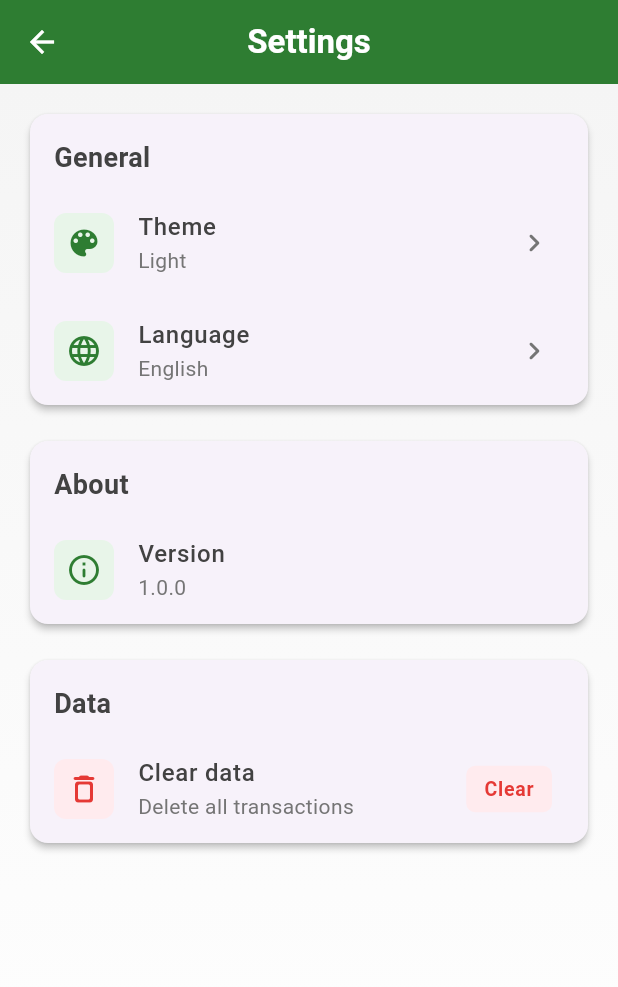
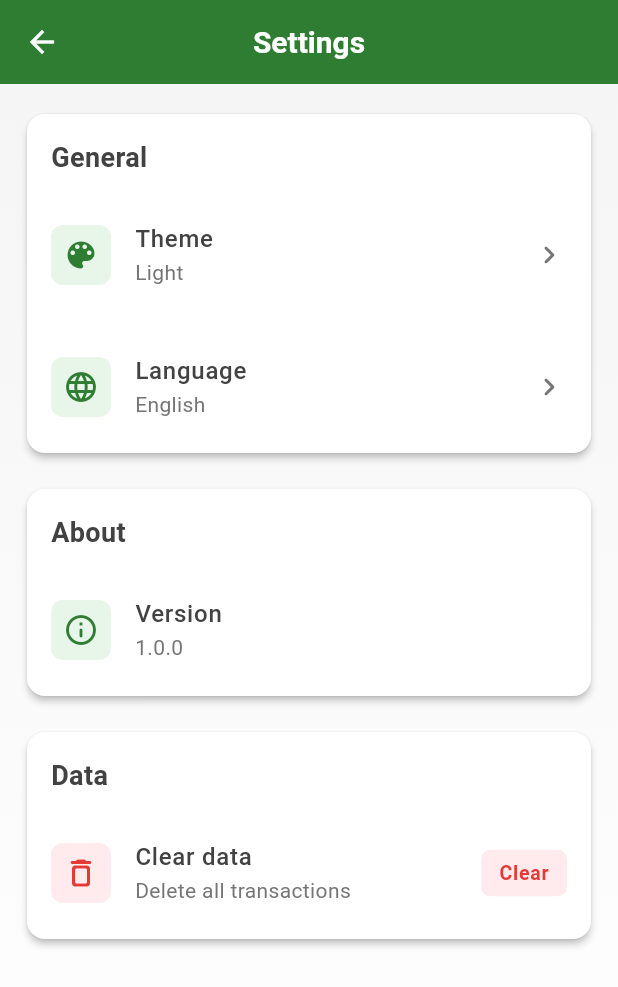
Before and after one commit to tranconguet/monie, a Flutter app: the screen it shows after launch, after a tap on the "settings" icon, on a phone screen of 412 x 824 dp. Shown: the top 987 px of the screen. Run offline on Flutter 3.47's test engine with Material 2 defaults, Android fonts, the phone set to English and light mode, and no system bars; our stand-ins replace dartz, dio, equatable, flutter_bloc, freezed_annotation, get_it and 3 more; accounts and stored records are empty.

Commit message:
update app theme

```diff
--- /dev/null
+++ b/lib/core/theme/app_theme.dart
@@ -0,0 +1,158 @@
+import 'package:flutter/material.dart';
+import 'package:flutter/services.dart';
+
+class AppTheme {
+  static const Color primaryColor = Color(0xFF4CAF50);
+  static const Color primaryLightColor = Color(0xFFE8F5E9);
+  static const Color primaryDarkColor = Color(0xFF2E7D32);
+  static const Color accentColor = Color(0xFF00BCD4);
+  static const Color errorColor = Color(0xFFE53935);
+  static const Color errorLightColor = Color(0xFFFFEBEE);
+
+  static ThemeData lightTheme = ThemeData(
+    useMaterial3: true,
+    colorScheme: ColorScheme.light(
+      primary: primaryColor,
+      secondary: accentColor,
+      error: errorColor,
+      surface: Colors.white,
+      background: Colors.grey[50]!,
+      onPrimary: Colors.white,
+      onSecondary: Colors.white,
+      onError: Colors.white,
+      onBackground: Colors.grey[900]!,
+      onSurface: Colors.grey[900]!,
+    ),
+    appBarTheme: const AppBarTheme(
+      elevation: 0,
+      centerTitle: true,
+      backgroundColor: primaryDarkColor,
+      foregroundColor: Colors.white,
+      systemOverlayStyle: SystemUiOverlayStyle.light,
+      titleTextStyle: TextStyle(
+        fontSize: 20,
+        fontWeight: FontWeight.w600,
+        color: Colors.white,
+      ),
+    ),
+    cardTheme: CardTheme(
+      elevation: 2,
+      shape: RoundedRectangleBorder(
+        borderRadius: BorderRadius.circular(16),
+      ),
+      clipBehavior: Clip.antiAlias,
+      margin: const EdgeInsets.symmetric(
+        horizontal: 2,
+        vertical: 4,
+      ),
+    ),
+    listTileTheme: const ListTileThemeData(
+      contentPadding: EdgeInsets.symmetric(
+        horizontal: 16,
+        vertical: 8,
+      ),
+      shape: RoundedRectangleBorder(
+        borderRadius: BorderRadius.all(Radius.circular(12)),
+      ),
+    ),
+    inputDecorationTheme: InputDecorationTheme(
+      filled: true,
+      fillColor: Colors.white,
+      contentPadding: const EdgeInsets.symmetric(
+        horizontal: 16,
+        vertical: 12,
+      ),
+      border: OutlineInputBorder(
+        borderRadius: BorderRadius.circular(12),
+        borderSide: BorderSide(
+          color: Colors.grey[300]!,
+        ),
+      ),
+      enabledBorder: OutlineInputBorder(
+        borderRadius: BorderRadius.circular(12),
+        borderSide: BorderSide(
+          color: Colors.grey[300]!,
+        ),
+      ),
+      focusedBorder: const OutlineInputBorder(
+        borderRadius: BorderRadius.all(Radius.circular(12)),
+        borderSide: BorderSide(
+          color: primaryColor,
+          width: 2,
+        ),
+      ),
+      errorBorder: const OutlineInputBorder(
+        borderRadius: BorderRadius.all(Radius.circular(12)),
+        borderSide: BorderSide(
+          color: errorColor,
+          width: 1,
+        ),
+      ),
+      focusedErrorBorder: const OutlineInputBorder(
+        borderRadius: BorderRadius.all(Radius.circular(12)),
+        borderSide: BorderSide(
+          color: errorColor,
+          width: 2,
+        ),
+      ),
+    ),
+    elevatedButtonTheme: ElevatedButtonThemeData(
+      style: ElevatedButton.styleFrom(
+        elevation: 0,
+        padding: const EdgeInsets.symmetric(
+          horizontal: 24,
+          vertical: 12,
+        ),
+        shape: RoundedRectangleBorder(
+          borderRadius: BorderRadius.circular(12),
+        ),
+        backgroundColor: primaryColor,
+        foregroundColor: Colors.white,
+      ),
+    ),
+    textButtonTheme: TextButtonThemeData(
+      style: TextButton.styleFrom(
+        padding: const EdgeInsets.symmetric(
+          horizontal: 16,
+          vertical: 12,
+        ),
+        shape: RoundedRectangleBorder(
+          borderRadius: BorderRadius.circular(12),
+        ),
+      ),
+    ),
+    snackBarTheme: SnackBarThemeData(
+      behavior: SnackBarBehavior.floating,
+      shape: RoundedRectangleBorder(
+        borderRadius: BorderRadius.circular(12),
+      ),
+      contentTextStyle: const TextStyle(
+        fontSize: 16,
+        fontWeight: FontWeight.w500,
+        color: Colors.white,
+      ),
+    ),
+    dialogTheme: DialogTheme(
+      shape: RoundedRectangleBorder(
+        borderRadius: BorderRadius.circular(16),
+      ),
+      titleTextStyle: TextStyle(
+        fontSize: 20,
+        fontWeight: FontWeight.w600,
+        color: Colors.grey[900],
+      ),
+      contentTextStyle: TextStyle(
+        fontSize: 16,
+        color: Colors.grey[700],
+      ),
+    ),
+    bottomSheetTheme: const BottomSheetThemeData(
+      backgroundColor: Colors.white,
+      shape: RoundedRectangleBorder(
+        borderRadius: BorderRadius.vertical(
+          top: Radius.circular(20),
+        ),
+      ),
+    ),
+  );
+}
--- a/lib/features/transaction/presentation/pages/home_page.dart
+++ b/lib/features/transaction/presentation/pages/home_page.dart
@@ -68,14 +68,7 @@ class _HomePageState extends State<HomePage> with SingleTickerProviderStateMixin
       },
       child: Scaffold(
         appBar: AppBar(
-          title: const Text(
-            'Money Manager',
-            style: TextStyle(fontWeight: FontWeight.w600),
-          ),
-          centerTitle: true,
-          elevation: 0,
-          backgroundColor: const Color(0xFF2E7D32), // Dark green
-          foregroundColor: Colors.white,
+          title: const Text('Money Manager'),
           actions: [
             IconButton(
               icon: const Icon(Icons.settings_rounded),
@@ -92,12 +85,12 @@ class _HomePageState extends State<HomePage> with SingleTickerProviderStateMixin
           ],
         ),
         body: Container(
-          decoration: const BoxDecoration(
+          decoration: BoxDecoration(
             gradient: LinearGradient(
               begin: Alignment.topCenter,
               end: Alignment.bottomCenter,
               colors: [
-                Color(0xFFF5F5F5), // Light grey
+                Theme.of(context).colorScheme.background,
                 Colors.white,
               ],
             ),
@@ -107,26 +100,34 @@ class _HomePageState extends State<HomePage> with SingleTickerProviderStateMixin
             child: Column(
               crossAxisAlignment: CrossAxisAlignment.stretch,
               children: [
-                Card(
-                  elevation: 2,
-                  shape: RoundedRectangleBorder(
-                    borderRadius: BorderRadius.circular(12),
-                  ),
+                Hero(
+                  tag: 'new_transaction_card',
+                  child: Card(
                     child: Column(
                       children: [
                         InkWell(
                           onTap: _toggleForm,
+                          borderRadius: const BorderRadius.vertical(
+                            top: Radius.circular(16),
+                          ),
                           child: Padding(
                             padding: const EdgeInsets.all(16.0),
                             child: Row(
                               children: [
-                              AnimatedRotation(
+                                Container(
+                                  padding: const EdgeInsets.all(8),
+                                  decoration: BoxDecoration(
+                                    color: Theme.of(context).colorScheme.primary.withOpacity(0.1),
+                                    borderRadius: BorderRadius.circular(8),
+                                  ),
+                                  child: AnimatedRotation(
                                     turns: _isFormExpanded ? 0.125 : 0,
                                     duration: const Duration(milliseconds: 300),
                                     curve: Curves.easeInOutCubic,
-                                child: const Icon(
+                                    child: Icon(
                                       Icons.add_circle,
-                                  color: Color(0xFF2E7D32),
+                                      color: Theme.of(context).colorScheme.primary,
+                                    ),
                                   ),
                                 ),
                                 const SizedBox(width: 12),
@@ -135,7 +136,6 @@ class _HomePageState extends State<HomePage> with SingleTickerProviderStateMixin
                                   style: TextStyle(
                                     fontSize: 18,
                                     fontWeight: FontWeight.w600,
-                                  color: Color(0xFF424242),
                                   ),
                                 ),
                                 const Spacer(),
@@ -145,7 +145,7 @@ class _HomePageState extends State<HomePage> with SingleTickerProviderStateMixin
                                   curve: Curves.easeInOutCubic,
                                   child: const Icon(
                                     Icons.keyboard_arrow_down,
-                                  color: Color(0xFF757575),
+                                    color: Colors.grey,
                                   ),
                                 ),
                               ],
@@ -164,68 +164,44 @@ class _HomePageState extends State<HomePage> with SingleTickerProviderStateMixin
                       ],
                     ),
                   ),
-                const SizedBox(height: 12),
+                ),
+                const SizedBox(height: 16),
                 Card(
-                  elevation: 2,
-                  shape: RoundedRectangleBorder(
-                    borderRadius: BorderRadius.circular(12),
-                  ),
                   child: Padding(
                     padding: const EdgeInsets.symmetric(horizontal: 12, vertical: 8),
                     child: Row(
                       children: [
-                        const Icon(
+                        Container(
+                          padding: const EdgeInsets.all(8),
+                          decoration: BoxDecoration(
+                            color: Theme.of(context).colorScheme.primary.withOpacity(0.1),
+                            borderRadius: BorderRadius.circular(8),
+                          ),
+                          child: Icon(
                             Icons.sort,
-                          color: Color(0xFF2E7D32),
+                            color: Theme.of(context).colorScheme.primary,
                             size: 20,
                           ),
-                        const SizedBox(width: 8),
+                        ),
+                        const SizedBox(width: 12),
                         const Text(
                           'Group by:',
                           style: TextStyle(
                             fontSize: 14,
                             fontWeight: FontWeight.w500,
-                            color: Color(0xFF424242),
                           ),
                         ),
                         const SizedBox(width: 12),
                         Expanded(
                           child: DropdownButtonFormField<GroupByType>(
                             value: _groupByType,
-                            decoration: InputDecoration(
+                            decoration: const InputDecoration(
                               isDense: true,
-                              contentPadding: const EdgeInsets.symmetric(horizontal: 12, vertical: 8),
-                              border: OutlineInputBorder(
-                                borderRadius: BorderRadius.circular(6),
-                                borderSide: const BorderSide(color: Color(0xFFBDBDBD)),
-                              ),
-                              enabledBorder: OutlineInputBorder(
-                                borderRadius: BorderRadius.circular(6),
-                                borderSide: const BorderSide(color: Color(0xFFE0E0E0)),
-                              ),
-                              focusedBorder: OutlineInputBorder(
-                                borderRadius: BorderRadius.circular(6),
-                                borderSide: const BorderSide(
-                                  color: Color(0xFF2E7D32),
-                                  width: 2,
+                              contentPadding: EdgeInsets.symmetric(
+                                horizontal: 12,
+                                vertical: 8,
                               ),
                             ),
-                              filled: true,
-                              fillColor: Colors.white,
-                            ),
-                            icon: const Icon(
-                              Icons.arrow_drop_down_rounded,
-                              color: Color(0xFF2E7D32),
-                              size: 24,
-                            ),
-                            style: const TextStyle(
-                              color: Color(0xFF424242),
-                              fontSize: 14,
-                              fontWeight: FontWeight.w500,
-                            ),
-                            dropdownColor: Colors.white,
-                            menuMaxHeight: 300,
-                            borderRadius: BorderRadius.circular(6),
                             items: const [
                               DropdownMenuItem(
                                 value: GroupByType.type,
@@ -258,24 +234,30 @@ class _HomePageState extends State<HomePage> with SingleTickerProviderStateMixin
                   ),
                 ),
                 const SizedBox(height: 24),
-                Container(
+                Padding(
                   padding: const EdgeInsets.symmetric(horizontal: 4),
                   child: Row(
                     mainAxisAlignment: MainAxisAlignment.spaceBetween,
                     children: [
                       Row(
-                        children: const [
-                          Icon(
+                        children: [
+                          Container(
+                            padding: const EdgeInsets.all(8),
+                            decoration: BoxDecoration(
+                              color: Theme.of(context).colorScheme.primary.withOpacity(0.1),
+                              borderRadius: BorderRadius.circular(8),
+                            ),
+                            child: Icon(
                               Icons.receipt_long,
-                            color: Color(0xFF2E7D32), // Dark green
+                              color: Theme.of(context).colorScheme.primary,
                             ),
-                          SizedBox(width: 8),
-                          Text(
+                          ),
+                          const SizedBox(width: 12),
+                          const Text(
                             'Transactions',
                             style: TextStyle(
                               fontSize: 20,
                               fontWeight: FontWeight.bold,
-                              color: Color(0xFF424242), // Dark grey
                             ),
                           ),
                         ],
@@ -285,7 +267,7 @@ class _HomePageState extends State<HomePage> with SingleTickerProviderStateMixin
                           _areAllGroupsExpanded
                               ? Icons.unfold_less_rounded
                               : Icons.unfold_more_rounded,
-                          color: const Color(0xFF2E7D32),
+                          color: Theme.of(context).colorScheme.primary,
                         ),
                         tooltip: _areAllGroupsExpanded
                             ? 'Collapse all groups'
--- a/lib/main.dart
+++ b/lib/main.dart
@@ -2,6 +2,7 @@ import 'package:flutter/material.dart';
 import 'package:flutter_bloc/flutter_bloc.dart';
 import 'package:hive_flutter/hive_flutter.dart';
 import 'config/injection.dart';
+import 'core/theme/app_theme.dart';
 import 'features/transaction/data/models/transaction_model.dart';
 import 'features/transaction/domain/entities/transaction_type.dart';
 import 'features/transaction/domain/repositories/transaction_repository.dart';
@@ -77,10 +78,8 @@ class MoneyManagerApp extends StatelessWidget {
       ],
       child: MaterialApp(
         title: 'Money Manager',
-        theme: ThemeData(
-          primarySwatch: Colors.blue,
-          useMaterial3: true,
-        ),
+        theme: AppTheme.lightTheme,
+        debugShowCheckedModeBanner: false,
         home: const HomePage(),
       ),
     );
```
Also changed, not shown: lib/features/transaction/presentation/widgets/transaction_list_item.dart (+75 -72 lines). Lines whose indentation alone changed are shown as unchanged.
